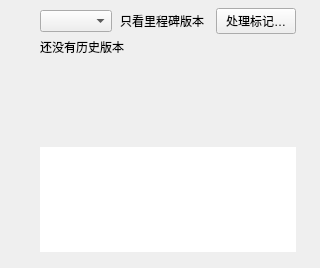
First picture: the form in windows/mainwindow_child/homepage/pages/homepage_page_backup.ui, repository Zao-chen/ZcVersionBox, before the edit.
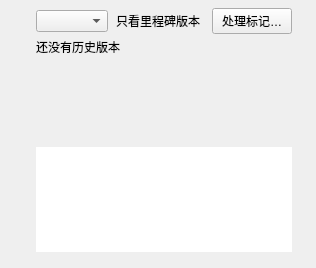
Second picture: the form after the edit.

Commit message: style(ui): 将历史版本左边距微调至 36px

Patch:
```diff
--- a/windows/mainwindow_child/homepage/pages/homepage_page_backup.ui
+++ b/windows/mainwindow_child/homepage/pages/homepage_page_backup.ui
@@ -4,7 +4,7 @@
  <widget class="QWidget" name="HomePageBackupPage">
   <layout class="QVBoxLayout" name="pageLayout" stretch="0,1,1">
    <property name="leftMargin">
-    <number>40</number>
+    <number>36</number>
    </property>
    <property name="topMargin">
     <number>8</number>
```
The commit also changes 1 other file.
